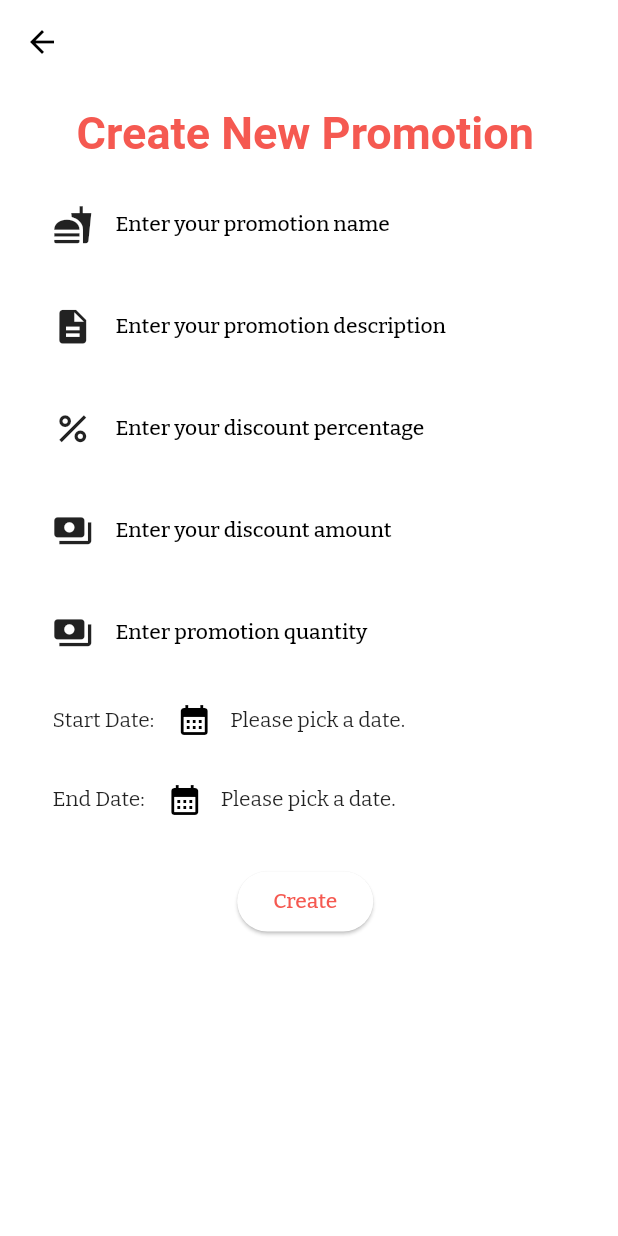
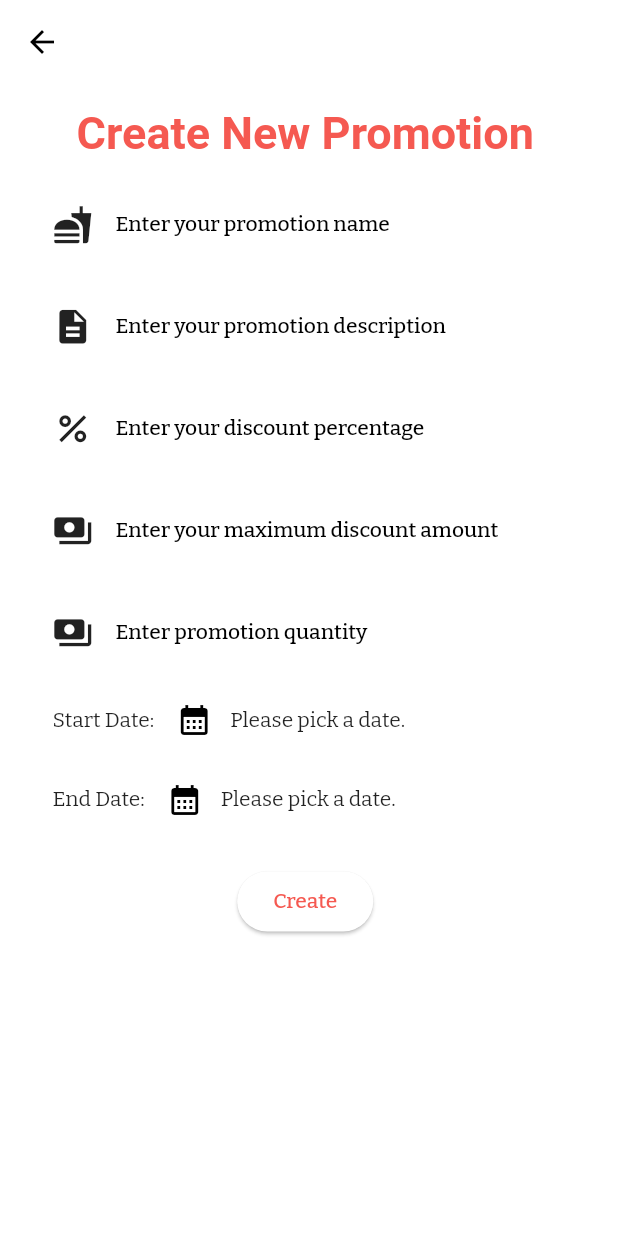
Before and after one commit to Giang-Dang/foodtogo_merchants, a Flutter app: the CreatePromotionScreen screen opened directly with empty values, on a phone screen of 412 x 824 dp. Run offline on Flutter 3.47's test engine with Material 2 defaults, Android fonts, the phone set to English and light mode, and no system bars; our stand-ins replace flutter_rating_bar, flutter_riverpod, flutter_secure_storage, geolocator, google_fonts, google_maps_flutter and 2 more; accounts and stored records are empty; Roboto replaces fonts that are missing (Dosis).

Commit message:
fix some bugs

```diff
--- a/lib/models/dto/create_dto/promotion_create_dto.dart
+++ b/lib/models/dto/create_dto/promotion_create_dto.dart
@@ -37,4 +37,17 @@ class PromotionCreateDTO {
       quantityLeft: json['quantityLeft'],
     );
   }
+
+  Map<String, dynamic> toJson() => {
+        'id': id,
+        'discountCreatorMerchantId': discountCreatorMerchantId,
+        'name': name,
+        'description': description,
+        'discountPercentage': discountPercentage,
+        'discountAmount': discountAmount,
+        'startDate': startDate.toIso8601String(),
+        'endDate': endDate.toIso8601String(),
+        'quantity': quantity,
+        'quantityLeft': quantityLeft,
+      };
 }
--- a/lib/screens/create_promotion_screen.dart
+++ b/lib/screens/create_promotion_screen.dart
@@ -337,7 +337,7 @@ class _CreatePromotionScreenState extends ConsumerState<CreatePromotionScreen> {
                     child: TextFormField(
                       keyboardType: TextInputType.number,
                       decoration: const InputDecoration(
-                        label: Text('Enter your discount amount'),
+                        label: Text('Enter your maximum discount amount'),
                       ),
                       controller: _discountAmountController,
                       validator: (value) {
--- a/lib/screens/merchant_register_screen.dart
+++ b/lib/screens/merchant_register_screen.dart
@@ -22,7 +22,7 @@ class MerchantRegisterScreen extends ConsumerStatefulWidget {
 
 class _MerchantRegisterScreenState
     extends ConsumerState<MerchantRegisterScreen> {
-  final _formKey = GlobalKey<FormState>();
+  final _formMerchantRegisterKey = GlobalKey<FormState>();
   final _nameController = TextEditingController();
   final _phoneNumberController = TextEditingController();
   File? _selectedImage;
@@ -58,7 +58,7 @@ class _MerchantRegisterScreenState
   }
 
   _onCreatePressed() async {
-    if (_formKey.currentState!.validate()) {
+    if (_formMerchantRegisterKey.currentState!.validate()) {
       if (_selectedImage == null || _selectedLocation == null) {
         _showAlertDialog(
           'Alert',
@@ -145,7 +145,7 @@ class _MerchantRegisterScreenState
       body: SingleChildScrollView(
         padding: const EdgeInsets.fromLTRB(35, 15, 40, 30),
         child: Form(
-          key: _formKey,
+          key: _formMerchantRegisterKey,
           child: Column(
             children: [
               Text(
--- a/lib/widgets/open_hour_selector.dart
+++ b/lib/widgets/open_hour_selector.dart
@@ -96,7 +96,7 @@ class _OpenHourSelectorState extends State<OpenHourSelector> {
                     }
 
                     widget.getOpenHoursData(
-                      isOpen: true,
+                      isOpen: _switchValue,
                       dayOfWeek: dayOfWeek,
                       openingTime: openingTime,
                       closingTime: closingTime,
--- a/lib/widgets/promotion_list_item.dart
+++ b/lib/widgets/promotion_list_item.dart
@@ -24,6 +24,11 @@ class _PromotionListItemState extends State<PromotionListItem> {
   PromotionStatus _getPromotionStatus(Promotion promotion) {
     final now = DateTime.now();
     if (promotion.startDate.isBefore(now) && promotion.endDate.isAfter(now)) {
+      return PromotionStatus.active;
+    }
+    if (promotion.endDate.year == now.year &&
+        promotion.endDate.month == now.month &&
+        promotion.endDate.day == now.day) {
       return PromotionStatus.active;
     }
     if (promotion.startDate.isAfter(now)) {
```
Also changed, not shown: lib/screens/map_screen.dart (+29 -3 lines), lib/services/promotion_services.dart (+1 -10 lines), lib/widgets/promotion_list.dart (+3 -5 lines), lib/widgets/merchants_list.dart (line endings or trailing spaces), 1 other file.
